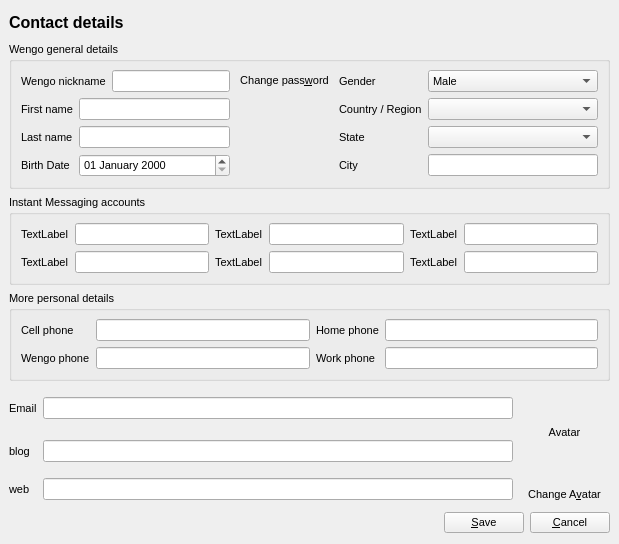
Before: the Qt Designer form wengophone/src/presentation/qt/login/contactWindow.ui in tkrotoff/WengoPhone, drawn with Qt 5.
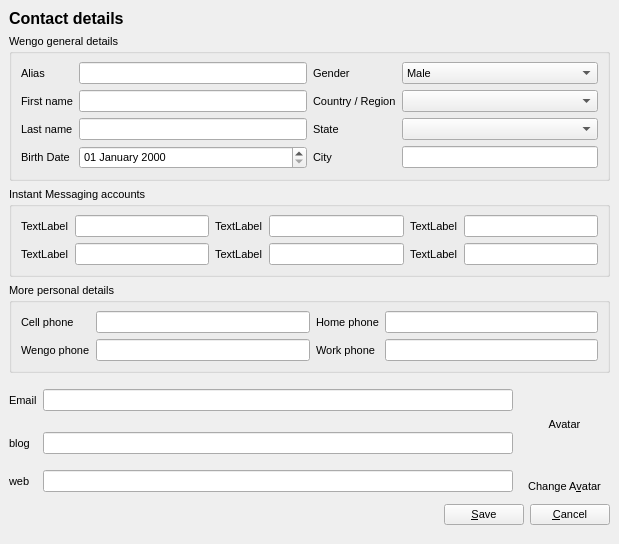
After: the same form once the commit is applied.

Commit message: Work on the contact profile

What changed in the file:
```diff
--- a/wengophone/src/presentation/qt/login/contactWindow.ui
+++ b/wengophone/src/presentation/qt/login/contactWindow.ui
@@ -33,6 +33,134 @@
    <property name="spacing" >
     <number>6</number>
    </property>
+   <item row="5" column="0" >
+    <layout class="QHBoxLayout" >
+     <property name="margin" >
+      <number>0</number>
+     </property>
+     <property name="spacing" >
+      <number>6</number>
+     </property>
+     <item>
+      <layout class="QHBoxLayout" >
+       <property name="margin" >
+        <number>0</number>
+       </property>
+       <property name="spacing" >
+        <number>6</number>
+       </property>
+       <item>
+        <spacer>
+         <property name="orientation" >
+          <enum>Qt::Horizontal</enum>
+         </property>
+         <property name="sizeHint" >
+          <size>
+           <width>237</width>
+           <height>24</height>
+          </size>
+         </property>
+        </spacer>
+       </item>
+       <item>
+        <widget class="QPushButton" name="saveChange" >
+         <property name="text" >
+          <string>&amp;Save</string>
+         </property>
+        </widget>
+       </item>
+       <item>
+        <widget class="QPushButton" name="cancelChange" >
+         <property name="text" >
+          <string>&amp;Cancel</string>
+         </property>
+        </widget>
+       </item>
+      </layout>
+     </item>
+    </layout>
+   </item>
+   <item row="2" column="0" >
+    <widget class="QGroupBox" name="IMAccountGroup" >
+     <property name="title" >
+      <string>Instant Messaging accounts</string>
+     </property>
+     <property name="flat" >
+      <bool>false</bool>
+     </property>
+     <property name="checkable" >
+      <bool>false</bool>
+     </property>
+     <layout class="QGridLayout" >
+      <property name="margin" >
+       <number>9</number>
+      </property>
+      <property name="spacing" >
+       <number>6</number>
+      </property>
+      <item row="0" column="4" >
+       <widget class="QLabel" name="imPic3" >
+        <property name="text" >
+         <string>TextLabel</string>
+        </property>
+       </widget>
+      </item>
+      <item row="0" column="2" >
+       <widget class="QLabel" name="imPic2" >
+        <property name="text" >
+         <string>TextLabel</string>
+        </property>
+       </widget>
+      </item>
+      <item row="1" column="4" >
+       <widget class="QLabel" name="imPic6" >
+        <property name="text" >
+         <string>TextLabel</string>
+        </property>
+       </widget>
+      </item>
+      <item row="1" column="1" >
+       <widget class="QLineEdit" name="imAccount4" />
+      </item>
+      <item row="1" column="3" >
+       <widget class="QLineEdit" name="imAccount5" />
+      </item>
+      <item row="0" column="3" >
+       <widget class="QLineEdit" name="imAccount2" />
+      </item>
+      <item row="1" column="0" >
+       <widget class="QLabel" name="imPic4" >
+        <property name="text" >
+         <string>TextLabel</string>
+        </property>
+       </widget>
+      </item>
+      <item row="1" column="5" >
+       <widget class="QLineEdit" name="imAccount6" />
+      </item>
+      <item row="1" column="2" >
+       <widget class="QLabel" name="imPic5" >
+        <property name="text" >
+         <string>TextLabel</string>
+        </property>
+       </widget>
+      </item>
+      <item row="0" column="1" >
+       <widget class="QLineEdit" name="imAccount1" />
+      </item>
+      <item row="0" column="0" >
+       <widget class="QLabel" name="imPic1" >
+        <property name="text" >
+         <string>TextLabel</string>
+        </property>
+       </widget>
+      </item>
+      <item row="0" column="5" >
+       <widget class="QLineEdit" name="imAccount3" />
+      </item>
+     </layout>
+    </widget>
+   </item>
    <item row="1" column="0" >
     <widget class="QGroupBox" name="wengoGeneralDetailsGroup" >
      <property name="layoutDirection" >
@@ -54,6 +182,68 @@
       <property name="spacing" >
        <number>6</number>
       </property>
+      <item row="0" column="0" >
+       <layout class="QGridLayout" >
+        <property name="margin" >
+         <number>0</number>
+        </property>
+        <property name="spacing" >
+         <number>6</number>
+        </property>
+        <item row="3" column="0" >
+         <widget class="QLabel" name="label_7" >
+          <property name="text" >
+           <string>Birth Date</string>
+          </property>
+         </widget>
+        </item>
+        <item row="2" column="1" >
+         <widget class="QLineEdit" name="lastName" >
+          <property name="maxLength" >
+           <number>20</number>
+          </property>
+         </widget>
+        </item>
+        <item row="1" column="1" >
+         <widget class="QLineEdit" name="firstName" >
+          <property name="maxLength" >
+           <number>20</number>
+          </property>
+         </widget>
+        </item>
+        <item row="3" column="1" >
+         <widget class="QDateEdit" name="birthDate" >
+          <property name="displayFormat" >
+           <string>dd MMMM yyyy</string>
+          </property>
+         </widget>
+        </item>
+        <item row="1" column="0" >
+         <widget class="QLabel" name="label_5" >
+          <property name="text" >
+           <string>First name</string>
+          </property>
+         </widget>
+        </item>
+        <item row="0" column="1" >
+         <widget class="QLineEdit" name="alias" />
+        </item>
+        <item row="0" column="0" >
+         <widget class="QLabel" name="label_3" >
+          <property name="text" >
+           <string>Alias</string>
+          </property>
+         </widget>
+        </item>
+        <item row="2" column="0" >
+         <widget class="QLabel" name="label_6" >
+          <property name="text" >
+           <string>Last name</string>
+          </property>
+         </widget>
+        </item>
+       </layout>
+      </item>
       <item row="0" column="1" >
        <layout class="QGridLayout" >
         <property name="margin" >
@@ -119,78 +309,6 @@
         </item>
        </layout>
       </item>
-      <item row="0" column="0" >
-       <layout class="QGridLayout" >
-        <property name="margin" >
-         <number>0</number>
-        </property>
-        <property name="spacing" >
-         <number>6</number>
-        </property>
-        <item row="2" column="0" >
-         <widget class="QLabel" name="label_6" >
-          <property name="text" >
-           <string>Last name</string>
-          </property>
-         </widget>
-        </item>
-        <item row="3" column="1" colspan="2" >
-         <widget class="QDateEdit" name="birthDate" >
-          <property name="displayFormat" >
-           <string>dd MMMM yyyy</string>
-          </property>
-         </widget>
-        </item>
-        <item row="0" column="3" >
-         <widget class="QPushButton" name="changePassword" >
-          <property name="text" >
-           <string>Change pass&amp;word</string>
-          </property>
-          <property name="flat" >
-           <bool>true</bool>
-          </property>
-         </widget>
-        </item>
-        <item row="0" column="2" >
-         <widget class="QLineEdit" name="wengoNickName" />
-        </item>
-        <item row="1" column="0" >
-         <widget class="QLabel" name="label_5" >
-          <property name="text" >
-           <string>First name</string>
-          </property>
-         </widget>
-        </item>
-        <item row="2" column="1" colspan="2" >
-         <widget class="QLineEdit" name="lastName" >
-          <property name="maxLength" >
-           <number>20</number>
-          </property>
-         </widget>
-        </item>
-        <item row="0" column="0" colspan="2" >
-         <widget class="QLabel" name="label_3" >
-          <property name="text" >
-           <string>Wengo nickname</string>
-          </property>
-         </widget>
-        </item>
-        <item row="1" column="1" colspan="2" >
-         <widget class="QLineEdit" name="firstName" >
-          <property name="maxLength" >
-           <number>20</number>
-          </property>
-         </widget>
-        </item>
-        <item row="3" column="0" >
-         <widget class="QLabel" name="label_7" >
-          <property name="text" >
-           <string>Birth Date</string>
-          </property>
-         </widget>
-        </item>
-       </layout>
-      </item>
      </layout>
     </widget>
    </item>
@@ -541,6 +659,24 @@
      </item>
     </layout>
    </item>
+   <item row="0" column="0" >
+    <widget class="QLabel" name="label_2" >
+     <property name="font" >
+      <font>
+       <family>MS Shell Dlg</family>
+       <pointsize>8</pointsize>
+       <weight>50</weight>
+       <italic>false</italic>
+       <bold>false</bold>
+       <underline>false</underline>
+       <strikeout>false</strikeout>
+      </font>
+     </property>
+     <property name="text" >
+      <string>&lt;html>&lt;head>&lt;meta name="qrichtext" content="1" />&lt;/head>&lt;body style=" white-space: pre-wrap; font-family:MS Shell Dlg; font-size:8pt; font-weight:400; font-style:normal; text-decoration:none;">&lt;p style=" margin-top:0px; margin-bottom:0px; margin-left:0px; margin-right:0px; -qt-block-indent:0; text-indent:0px;">&lt;span style=" font-size:12pt; font-weight:600;">Contact details&lt;/span>&lt;/p>&lt;/body>&lt;/html></string>
+     </property>
+    </widget>
+   </item>
    <item row="3" column="0" >
     <widget class="QGroupBox" name="personalDetailsGroup" >
      <property name="title" >
@@ -602,151 +738,18 @@
      </layout>
     </widget>
    </item>
-   <item row="0" column="0" >
-    <widget class="QLabel" name="label_2" >
-     <property name="font" >
-      <font>
-       <family>MS Shell Dlg</family>
-       <pointsize>8</pointsize>
-       <weight>50</weight>
-       <italic>false</italic>
-       <bold>false</bold>
-       <underline>false</underline>
-       <strikeout>false</strikeout>
-      </font>
+   <item row="6" column="0" >
+    <spacer>
+     <property name="orientation" >
+      <enum>Qt::Vertical</enum>
      </property>
-     <property name="text" >
-      <string>&lt;html>&lt;head>&lt;meta name="qrichtext" content="1" />&lt;/head>&lt;body style=" white-space: pre-wrap; font-family:MS Shell Dlg; font-size:8pt; font-weight:400; font-style:normal; text-decoration:none;">&lt;p style=" margin-top:0px; margin-bottom:0px; margin-left:0px; margin-right:0px; -qt-block-indent:0; text-indent:0px;">&lt;span style=" font-size:12pt; font-weight:600;">Contact details&lt;/span>&lt;/p>&lt;/body>&lt;/html></string>
+     <property name="sizeHint" >
+      <size>
+       <width>20</width>
+       <height>40</height>
+      </size>
      </property>
-    </widget>
-   </item>
-   <item row="5" column="0" >
-    <layout class="QHBoxLayout" >
-     <property name="margin" >
-      <number>0</number>
-     </property>
-     <property name="spacing" >
-      <number>6</number>
-     </property>
-     <item>
-      <layout class="QHBoxLayout" >
-       <property name="margin" >
-        <number>0</number>
-       </property>
-       <property name="spacing" >
-        <number>6</number>
-       </property>
-       <item>
-        <spacer>
-         <property name="orientation" >
-          <enum>Qt::Horizontal</enum>
-         </property>
-         <property name="sizeHint" >
-          <size>
-           <width>237</width>
-           <height>24</height>
-          </size>
-         </property>
-        </spacer>
-       </item>
-       <item>
-        <widget class="QPushButton" name="saveChange" >
-         <property name="text" >
-          <string>&amp;Save</string>
-         </property>
-        </widget>
-       </item>
-       <item>
-        <widget class="QPushButton" name="cancelChange" >
-         <property name="text" >
-          <string>&amp;Cancel</string>
-         </property>
-        </widget>
-       </item>
-      </layout>
-     </item>
-    </layout>
-   </item>
-   <item row="2" column="0" >
-    <widget class="QGroupBox" name="IMAccountGroup" >
-     <property name="title" >
-      <string>Instant Messaging accounts</string>
-     </property>
-     <property name="flat" >
-      <bool>false</bool>
-     </property>
-     <property name="checkable" >
-      <bool>false</bool>
-     </property>
-     <layout class="QGridLayout" >
-      <property name="margin" >
-       <number>9</number>
-      </property>
-      <property name="spacing" >
-       <number>6</number>
-      </property>
-      <item row="0" column="4" >
-       <widget class="QLabel" name="imPic3" >
-        <property name="text" >
-         <string>TextLabel</string>
-        </property>
-       </widget>
-      </item>
-      <item row="0" column="2" >
-       <widget class="QLabel" name="imPic2" >
-        <property name="text" >
-         <string>TextLabel</string>
-        </property>
-       </widget>
-      </item>
-      <item row="1" column="4" >
-       <widget class="QLabel" name="imPic6" >
-        <property name="text" >
-         <string>TextLabel</string>
-        </property>
-       </widget>
-      </item>
-      <item row="1" column="1" >
-       <widget class="QLineEdit" name="imAccount4" />
-      </item>
-      <item row="1" column="3" >
-       <widget class="QLineEdit" name="imAccount5" />
-      </item>
-      <item row="0" column="3" >
-       <widget class="QLineEdit" name="imAccount2" />
-      </item>
-      <item row="1" column="0" >
-       <widget class="QLabel" name="imPic4" >
-        <property name="text" >
-         <string>TextLabel</string>
-        </property>
-       </widget>
-      </item>
-      <item row="1" column="5" >
-       <widget class="QLineEdit" name="imAccount6" />
-      </item>
-      <item row="1" column="2" >
-       <widget class="QLabel" name="imPic5" >
-        <property name="text" >
-         <string>TextLabel</string>
-        </property>
-       </widget>
-      </item>
-      <item row="0" column="1" >
-       <widget class="QLineEdit" name="imAccount1" />
-      </item>
-      <item row="0" column="0" >
-       <widget class="QLabel" name="imPic1" >
-        <property name="text" >
-         <string>TextLabel</string>
-        </property>
-       </widget>
-      </item>
-      <item row="0" column="5" >
-       <widget class="QLineEdit" name="imAccount3" />
-      </item>
-     </layout>
-    </widget>
+    </spacer>
    </item>
   </layout>
  </widget>
```
Left out of the diff: 26 changed lines with no effect on the pictures. The commit also changes 8 other files.
